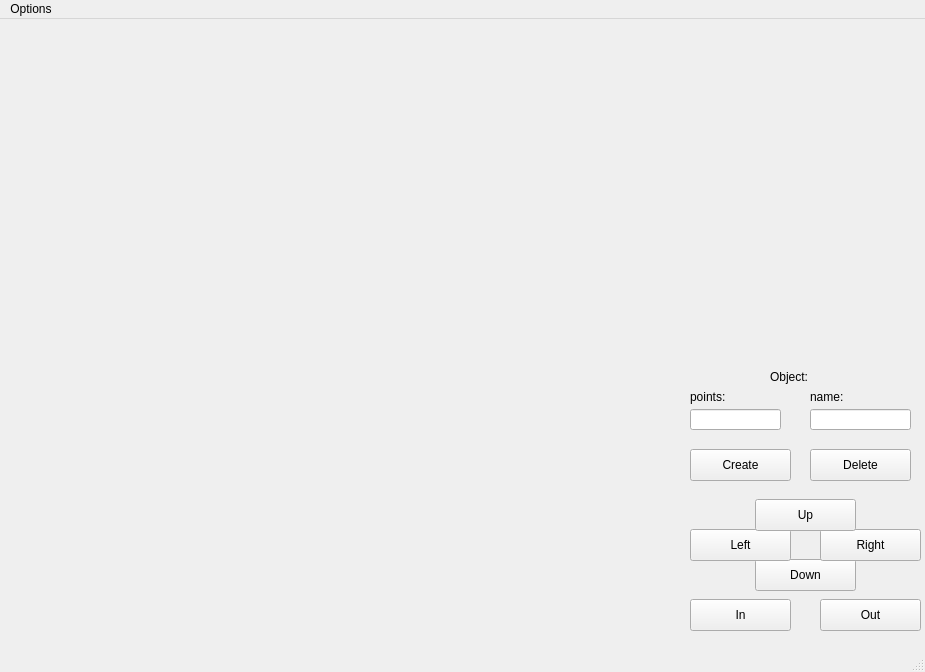
The window that src/gui/main_window.ui (victoriavllso/sistema-grafico-interativo) describes before a commit, drawn with Qt 5.
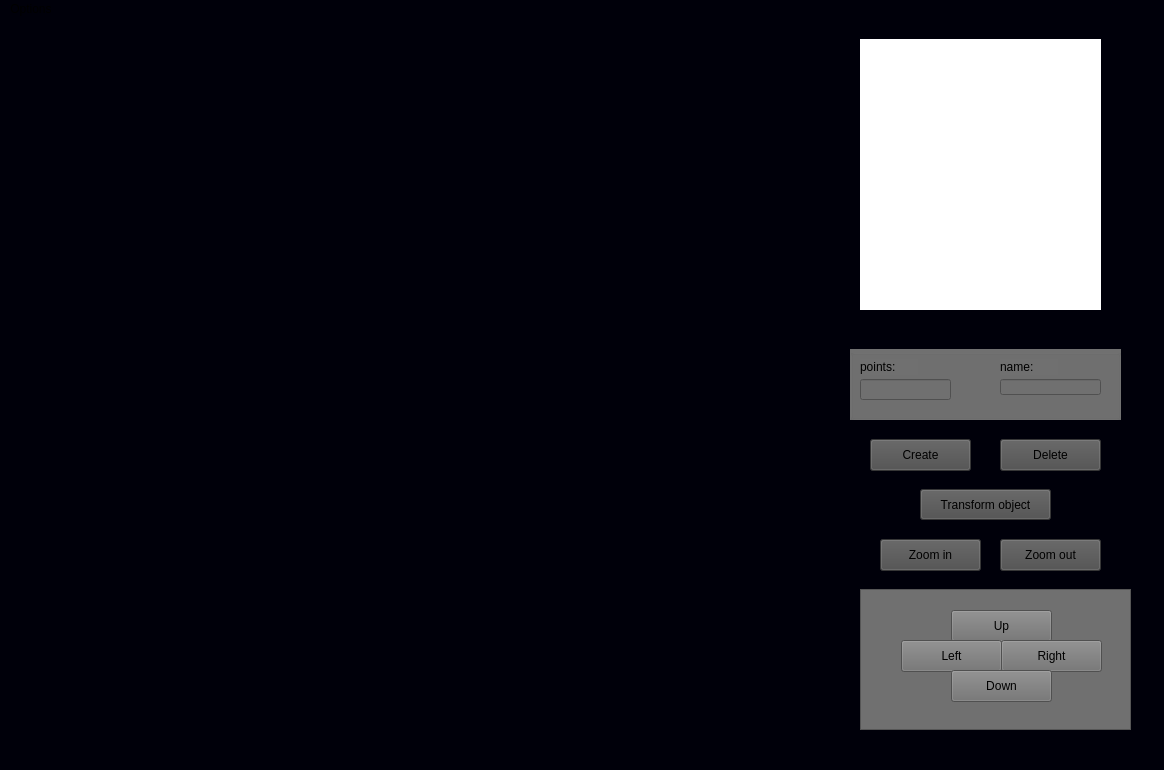
The same window after the commit.

```diff
--- a/src/gui/main_window.ui
+++ b/src/gui/main_window.ui
@@ -6,174 +6,56 @@
    <rect>
     <x>0</x>
     <y>0</y>
-    <width>925</width>
-    <height>672</height>
+    <width>1164</width>
+    <height>770</height>
    </rect>
   </property>
   <property name="windowTitle">
    <string>MainWindow</string>
   </property>
+  <property name="styleSheet">
+   <string notr="true">background-color: rgb(0, 0, 10);</string>
+  </property>
   <widget class="QWidget" name="centralwidget">
-   <widget class="QPushButton" name="down">
-    <property name="geometry">
-     <rect>
-      <x>755</x>
-      <y>540</y>
-      <width>101</width>
-      <height>32</height>
-     </rect>
-    </property>
-    <property name="text">
-     <string>Down</string>
-    </property>
-   </widget>
-   <widget class="QPushButton" name="right">
-    <property name="geometry">
-     <rect>
-      <x>820</x>
-      <y>510</y>
-      <width>101</width>
-      <height>32</height>
-     </rect>
-    </property>
-    <property name="text">
-     <string>Right</string>
-    </property>
-   </widget>
-   <widget class="QPushButton" name="left">
-    <property name="geometry">
-     <rect>
-      <x>690</x>
-      <y>510</y>
-      <width>101</width>
-      <height>32</height>
-     </rect>
-    </property>
-    <property name="text">
-     <string>Left</string>
-    </property>
-   </widget>
-   <widget class="QPushButton" name="up">
-    <property name="geometry">
-     <rect>
-      <x>755</x>
-      <y>480</y>
-      <width>101</width>
-      <height>32</height>
-     </rect>
-    </property>
-    <property name="text">
-     <string>Up</string>
-    </property>
-   </widget>
    <widget class="QPushButton" name="z_in">
     <property name="geometry">
      <rect>
-      <x>690</x>
-      <y>580</y>
+      <x>880</x>
+      <y>520</y>
       <width>101</width>
       <height>32</height>
      </rect>
     </property>
+    <property name="styleSheet">
+     <string notr="true">background-color: rgb(76, 76, 76);</string>
+    </property>
     <property name="text">
-     <string>In</string>
+     <string>Zoom in</string>
     </property>
    </widget>
    <widget class="QPushButton" name="z_out">
     <property name="geometry">
      <rect>
-      <x>820</x>
-      <y>580</y>
+      <x>1000</x>
+      <y>520</y>
       <width>101</width>
       <height>32</height>
      </rect>
     </property>
-    <property name="text">
-     <string>Out</string>
+    <property name="styleSheet">
+     <string notr="true">background-color: rgb(76, 76, 76);</string>
     </property>
-   </widget>
-   <widget class="QPushButton" name="create_but">
-    <property name="geometry">
-     <rect>
-      <x>690</x>
-      <y>430</y>
-      <width>101</width>
-      <height>32</height>
-     </rect>
-    </property>
     <property name="text">
-     <string>Create</string>
-    </property>
-   </widget>
-   <widget class="QPushButton" name="delete_but">
-    <property name="geometry">
-     <rect>
-      <x>810</x>
-      <y>430</y>
-      <width>101</width>
-      <height>32</height>
-     </rect>
-    </property>
-    <property name="text">
-     <string>Delete</string>
-    </property>
-   </widget>
-   <widget class="QLabel" name="objetc_lbl">
-    <property name="geometry">
-     <rect>
-      <x>770</x>
-      <y>350</y>
-      <width>58</width>
-      <height>16</height>
-     </rect>
-    </property>
-    <property name="text">
-     <string>Object:</string>
-    </property>
-   </widget>
-   <widget class="QLineEdit" name="points_ln">
-    <property name="geometry">
-     <rect>
-      <x>690</x>
-      <y>390</y>
-      <width>91</width>
-      <height>21</height>
-     </rect>
-    </property>
-    <property name="text">
-     <string/>
-    </property>
-   </widget>
-   <widget class="QLineEdit" name="name_ln">
-    <property name="geometry">
-     <rect>
-      <x>810</x>
-      <y>390</y>
-      <width>101</width>
-      <height>21</height>
-     </rect>
-    </property>
-   </widget>
-   <widget class="QLabel" name="name_lbl">
-    <property name="geometry">
-     <rect>
-      <x>810</x>
-      <y>370</y>
-      <width>58</width>
-      <height>16</height>
-     </rect>
-    </property>
-    <property name="text">
-     <string>name:</string>
+     <string>Zoom out</string>
     </property>
    </widget>
    <widget class="QLabel" name="vp">
     <property name="geometry">
      <rect>
-      <x>10</x>
-      <y>10</y>
-      <width>670</width>
-      <height>600</height>
+      <x>110</x>
+      <y>20</y>
+      <width>621</width>
+      <height>661</height>
      </rect>
     </property>
     <property name="text">
@@ -183,37 +65,227 @@
    <widget class="QLabel" name="display">
     <property name="geometry">
      <rect>
-      <x>700</x>
-      <y>10</y>
-      <width>210</width>
-      <height>331</height>
+      <x>860</x>
+      <y>20</y>
+      <width>241</width>
+      <height>271</height>
      </rect>
     </property>
+    <property name="styleSheet">
+     <string notr="true">background-color: rgb(255, 255, 255);</string>
+    </property>
     <property name="text">
      <string/>
     </property>
    </widget>
-   <widget class="QLabel" name="points_lbl">
+   <widget class="QPushButton" name="tranform_button">
     <property name="geometry">
      <rect>
-      <x>690</x>
-      <y>370</y>
-      <width>58</width>
-      <height>16</height>
+      <x>920</x>
+      <y>470</y>
+      <width>131</width>
+      <height>31</height>
      </rect>
     </property>
+    <property name="styleSheet">
+     <string notr="true">background-color: rgb(76, 76, 76);</string>
+    </property>
     <property name="text">
-     <string>points:</string>
+     <string>Transform object</string>
     </property>
    </widget>
+   <widget class="QPushButton" name="delete_but">
+    <property name="geometry">
+     <rect>
+      <x>1000</x>
+      <y>420</y>
+      <width>101</width>
+      <height>32</height>
+     </rect>
+    </property>
+    <property name="styleSheet">
+     <string notr="true">background-color: rgb(76, 76, 76);</string>
+    </property>
+    <property name="text">
+     <string>Delete</string>
+    </property>
+   </widget>
+   <widget class="QPushButton" name="create_but">
+    <property name="geometry">
+     <rect>
+      <x>870</x>
+      <y>420</y>
+      <width>101</width>
+      <height>32</height>
+     </rect>
+    </property>
+    <property name="styleSheet">
+     <string notr="true">background-color: rgb(76, 76, 76);</string>
+    </property>
+    <property name="text">
+     <string>Create</string>
+    </property>
+   </widget>
+   <widget class="QScrollArea" name="scrollArea">
+    <property name="geometry">
+     <rect>
+      <x>860</x>
+      <y>570</y>
+      <width>271</width>
+      <height>141</height>
+     </rect>
+    </property>
+    <property name="styleSheet">
+     <string notr="true">background-color: rgb(112, 112, 112);</string>
+    </property>
+    <property name="widgetResizable">
+     <bool>true</bool>
+    </property>
+    <widget class="QWidget" name="scrollAreaWidgetContents">
+     <property name="geometry">
+      <rect>
+       <x>0</x>
+       <y>0</y>
+       <width>269</width>
+       <height>139</height>
+      </rect>
+     </property>
+     <widget class="QPushButton" name="up">
+      <property name="geometry">
+       <rect>
+        <x>90</x>
+        <y>20</y>
+        <width>101</width>
+        <height>32</height>
+       </rect>
+      </property>
+      <property name="text">
+       <string>Up</string>
+      </property>
+     </widget>
+     <widget class="QPushButton" name="left">
+      <property name="geometry">
+       <rect>
+        <x>40</x>
+        <y>50</y>
+        <width>101</width>
+        <height>32</height>
+       </rect>
+      </property>
+      <property name="text">
+       <string>Left</string>
+      </property>
+     </widget>
+     <widget class="QPushButton" name="right">
+      <property name="geometry">
+       <rect>
+        <x>140</x>
+        <y>50</y>
+        <width>101</width>
+        <height>32</height>
+       </rect>
+      </property>
+      <property name="text">
+       <string>Right</string>
+      </property>
+     </widget>
+     <widget class="QPushButton" name="down">
+      <property name="geometry">
+       <rect>
+        <x>90</x>
+        <y>80</y>
+        <width>101</width>
+        <height>32</height>
+       </rect>
+      </property>
+      <property name="text">
+       <string>Down</string>
+      </property>
+     </widget>
+    </widget>
+   </widget>
+   <widget class="QGroupBox" name="groupBox">
+    <property name="geometry">
+     <rect>
+      <x>850</x>
+      <y>330</y>
+      <width>271</width>
+      <height>71</height>
+     </rect>
+    </property>
+    <property name="styleSheet">
+     <string notr="true">background-color: rgb(112, 112, 112);</string>
+    </property>
+    <property name="title">
+     <string/>
+    </property>
+    <widget class="QLabel" name="points_lbl">
+     <property name="geometry">
+      <rect>
+       <x>10</x>
+       <y>10</y>
+       <width>58</width>
+       <height>16</height>
+      </rect>
+     </property>
+     <property name="text">
+      <string>points:</string>
+     </property>
+    </widget>
+    <widget class="QLabel" name="name_lbl">
+     <property name="geometry">
+      <rect>
+       <x>150</x>
+       <y>10</y>
+       <width>58</width>
+       <height>16</height>
+      </rect>
+     </property>
+     <property name="text">
+      <string>name:</string>
+     </property>
+    </widget>
+    <widget class="QLineEdit" name="points_ln">
+     <property name="geometry">
+      <rect>
+       <x>10</x>
+       <y>30</y>
+       <width>91</width>
+       <height>21</height>
+      </rect>
+     </property>
+     <property name="text">
+      <string/>
+     </property>
+    </widget>
+    <widget class="QLineEdit" name="name_ln">
+     <property name="geometry">
+      <rect>
+       <x>150</x>
+       <y>30</y>
+       <width>101</width>
+       <height>16</height>
+      </rect>
+     </property>
+    </widget>
+   </widget>
+   <zorder>display</zorder>
+   <zorder>z_in</zorder>
+   <zorder>z_out</zorder>
+   <zorder>vp</zorder>
+   <zorder>tranform_button</zorder>
+   <zorder>delete_but</zorder>
+   <zorder>create_but</zorder>
+   <zorder>scrollArea</zorder>
+   <zorder>groupBox</zorder>
   </widget>
   <widget class="QMenuBar" name="menubar">
    <property name="geometry">
     <rect>
      <x>0</x>
      <y>0</y>
-     <width>925</width>
-     <height>24</height>
+     <width>1164</width>
+     <height>19</height>
     </rect>
    </property>
    <widget class="QMenu" name="menuOptions">
```
